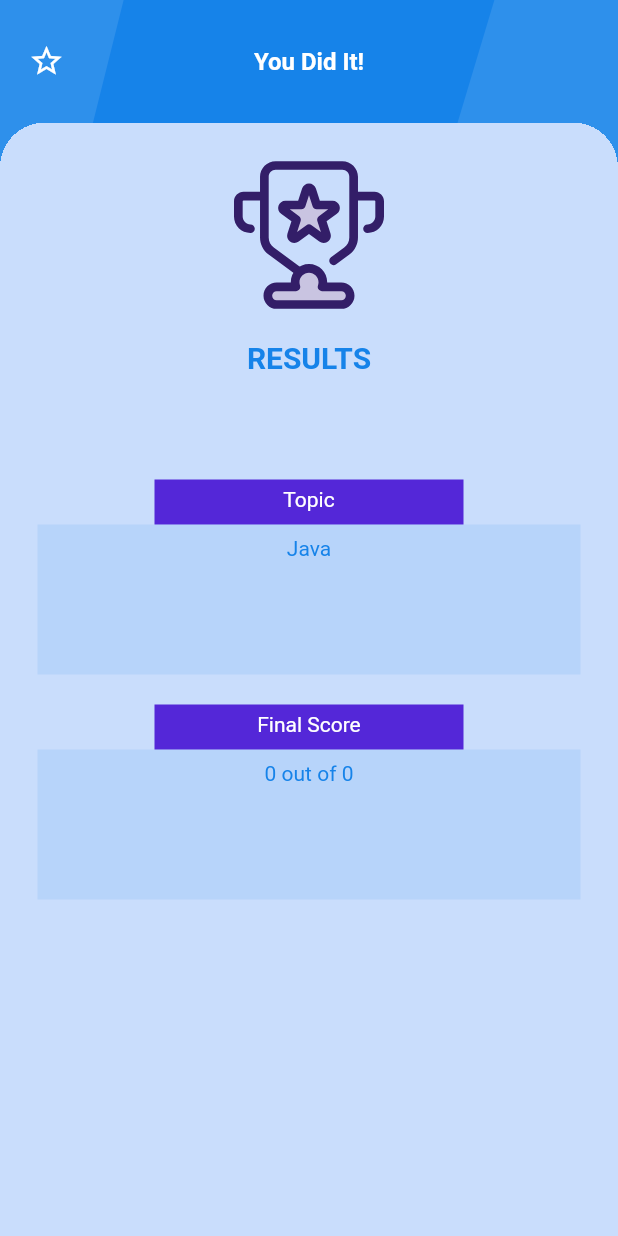
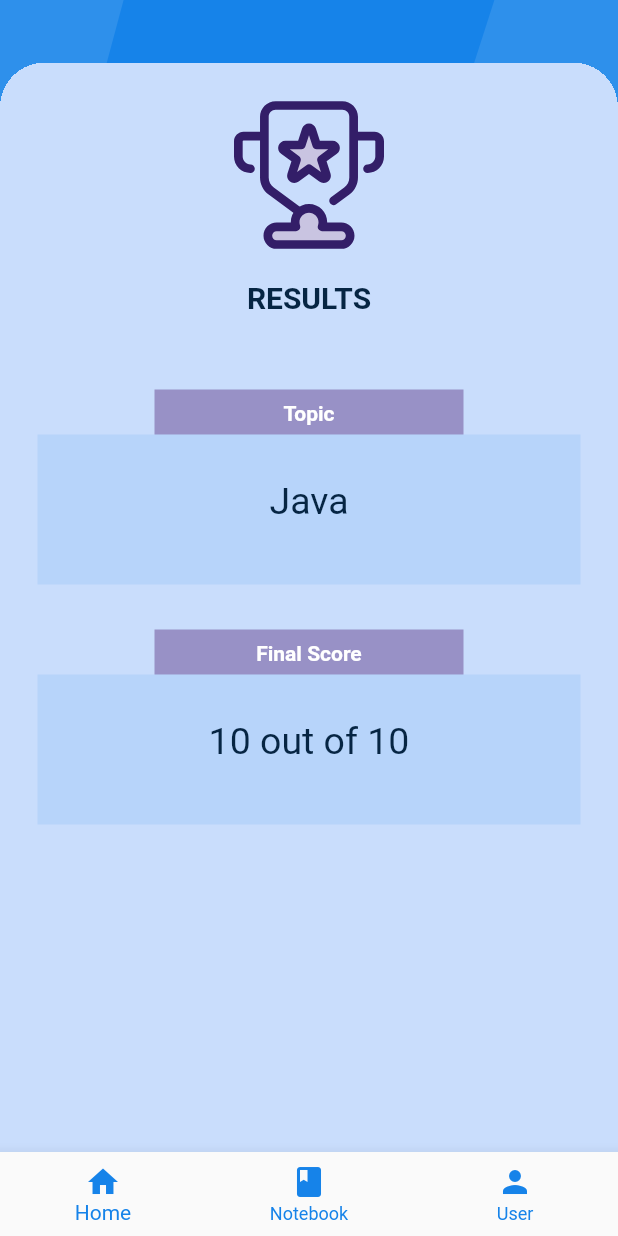
Before and after one commit to sheetalturaga/Tech-Interview-Prep-flutter-mobile-app, a Flutter app: the ResultScreen screen opened by its route, on a phone screen of 412 x 824 dp. Run offline on Flutter 3.47's test engine with Material 2 defaults, Android fonts, the phone set to English and light mode, and no system bars; our stand-ins replace cloud_firestore, firebase_auth, firebase_core, firebase_database, firebase_storage, flutter_signin_button and 4 more; missing offline and left inert: flutter_facebook_auth; accounts and stored records are empty.

Commit message:
updating result screen UI + bottombar

```diff
--- a/blindspot_app/lib/app_routes/app_routes.dart
+++ b/blindspot_app/lib/app_routes/app_routes.dart
@@ -1,6 +1,8 @@
 import 'package:blindspot_app/controllers/authorization_controller.dart';
 import 'package:blindspot_app/controllers/questions_controller.dart';
 import 'package:blindspot_app/screens/home_screen.dart';
+import 'package:blindspot_app/screens/notebook_screen.dart';
+import 'package:blindspot_app/screens/profile_screen.dart';
 import 'package:blindspot_app/screens/question_display_screen.dart';
 import 'package:blindspot_app/screens/landing_screen.dart';
 import 'package:blindspot_app/controllers/topic_controller.dart';
@@ -46,5 +48,13 @@ class AppRoutes {
                 Get.put(QuestionsController());
               },
             )),
+        GetPage(
+          name: "/notebookscreen",
+          page: () => const NotebookScreen(),
+        ),
+        GetPage(
+          name: "/profilescreen",
+          page: () => const ProfileScreen(),
+        ),
       ];
 }
--- a/blindspot_app/lib/screens/home_screen.dart
+++ b/blindspot_app/lib/screens/home_screen.dart
@@ -17,6 +17,7 @@ class HomeScreen extends StatelessWidget {
     final TopicController topicController = Get.find();
     return Scaffold(
       appBar: AppBar(
+          automaticallyImplyLeading: false,
           toolbarHeight: 150,
           backgroundColor: Colors.transparent,
           elevation: 0.0,
--- a/blindspot_app/lib/screens/landing_screen.dart
+++ b/blindspot_app/lib/screens/landing_screen.dart
@@ -1,6 +1,7 @@
 import 'package:blindspot_app/screens/home_screen.dart';
 import 'package:blindspot_app/screens/about_screen.dart';
 import 'package:blindspot_app/screens/login_screen.dart';
+import 'package:blindspot_app/screens/result_screen.dart';
 import 'package:flutter/material.dart';
 import 'package:get/get.dart';
 
@@ -15,6 +16,7 @@ class LandingScreen extends StatelessWidget {
     // ignore: sized_box_for_whitespace
     return Scaffold(
       appBar: AppBar(
+        automaticallyImplyLeading: false,
         toolbarHeight: 150,
         backgroundColor: Colors.transparent,
         elevation: 0.0,
@@ -111,7 +113,7 @@ class LandingScreen extends StatelessWidget {
               const SizedBox(height: 25),
               ArrowButton(
                 onTap: () => {
-                  Get.offAndToNamed(HomeScreen.routeName),
+                  Get.offAndToNamed(ResultScreen.routeName),
                 },
                 childWidget: const Icon(Icons.arrow_forward_ios, size: 20),
               ),
--- a/blindspot_app/lib/screens/login_screen.dart
+++ b/blindspot_app/lib/screens/login_screen.dart
@@ -15,6 +15,7 @@ class LoginScreen extends GetView<AuthorizationController> {
     Size size = MediaQuery.of(context).size; //total size of our screen
     return Scaffold(
       appBar: AppBar(
+        automaticallyImplyLeading: false,
         toolbarHeight: 150,
         backgroundColor: Colors.transparent,
         elevation: 0.0,
--- a/blindspot_app/lib/screens/result_screen.dart
+++ b/blindspot_app/lib/screens/result_screen.dart
@@ -1,4 +1,5 @@
 import 'package:blindspot_app/controllers/questions_controller.dart';
+import 'package:blindspot_app/screens/profile_screen.dart';
 import 'package:blindspot_app/ui/shared/color.dart';
 import 'package:blindspot_app/widgets/content_area_size.dart';
 import 'package:blindspot_app/widgets/custom_question_display_navbar.dart';
@@ -6,6 +7,9 @@ import 'package:blindspot_app/widgets/question_display_page_decor.dart';
 import 'package:flutter/material.dart';
 import 'package:flutter_svg/svg.dart';
 import 'package:get/get.dart';
+
+import 'landing_screen.dart';
+import 'notebook_screen.dart';
 
 class ResultScreen extends GetView<QuestionsController> {
   static const String routeName = "/resultscreen";
@@ -19,7 +23,7 @@ class ResultScreen extends GetView<QuestionsController> {
       body: QuestionDisplayPageDecor(
         child: Column(children: [
           const CustomQuestionDisplayNavbar(
-                secondaryWidget: SizedBox(height: 80), title: "You Did It!"),
+              secondaryWidget: SizedBox(height: 80)),
           Expanded(
             child: ContentAreaSize(
                 child: Column(
@@ -31,13 +35,13 @@ class ResultScreen extends GetView<QuestionsController> {
                   child: Text(
                     "RESULTS",
                     style: TextStyle(
-                          color: mainAppColor,
+                        color: Color(0xFF062543),
                         fontWeight: FontWeight.bold,
                         fontSize: 20),
                   ),
                 ),
                 const SizedBox(
-                    height: 30,
+                  height: 10,
                 ),
                 Padding(
                   padding: const EdgeInsets.only(top: 20.0),
@@ -47,14 +51,63 @@ class ResultScreen extends GetView<QuestionsController> {
                         right: 0,
                         left: 0,
                         child: Container(
-                            color: const Color(0xFF5427D8),
+                          color: const Color(0xFF9891C6),
                           height: 30,
                           width: MediaQuery.of(context).size.width / 2,
                           child: const Padding(
-                              padding: EdgeInsets.all(5.0),
+                            padding: EdgeInsets.only(top: 8.0),
                             child: Text(
                               "Topic",
-                                style: TextStyle(color: Colors.white),
+                              style: TextStyle(
+                                  color: Colors.white,
+                                  fontWeight: FontWeight.bold),
+                              textAlign: TextAlign.center,
+                            ),
+                          ),
+                        ),
+                      ),
+                      Positioned(
+                        child: Container(
+                          // color: Color(0xFFD6EAFF),
+                          color: mainAppColor.withOpacity(0.1),
+                          height: 100,
+                          width: MediaQuery.of(context).size.width,
+                          child: const Padding(
+                            padding: EdgeInsets.only(top: 30),
+                            child: Text(
+                              // controller.currTopic.value!,
+                              "Java",
+                              style: TextStyle(
+                                  color: Color(0xFF062543), fontSize: 25),
+                              textAlign: TextAlign.center,
+                            ),
+                          ),
+                        ),
+                      ),
+                    ],
+                  ),
+                ),
+                const SizedBox(
+                  height: 10,
+                ),
+                Padding(
+                  padding: const EdgeInsets.only(top: 20.0),
+                  child: Column(
+                    children: <Widget>[
+                      Positioned(
+                        right: 0,
+                        left: 0,
+                        child: Container(
+                          color: const Color(0xFF9891C6),
+                          height: 30,
+                          width: MediaQuery.of(context).size.width / 2,
+                          child: const Padding(
+                            padding: EdgeInsets.only(top: 8.0),
+                            child: Text(
+                              "Final Score",
+                              style: TextStyle(
+                                  color: Colors.white,
+                                  fontWeight: FontWeight.bold),
                               textAlign: TextAlign.center,
                             ),
                           ),
@@ -66,49 +119,12 @@ class ResultScreen extends GetView<QuestionsController> {
                           height: 100,
                           width: MediaQuery.of(context).size.width,
                           child: const Padding(
-                              padding: EdgeInsets.all(8.0),
+                            padding: EdgeInsets.only(top: 30.0),
                             child: Text(
-                                "Java",
-                                style: TextStyle(color: mainAppColor),
-                                textAlign: TextAlign.center,
-                              ),
-                            ),
-                          ),
-                        ),
-                      ],
-                    ),
-                  ),
-                  Padding(
-                    padding: const EdgeInsets.only(top: 20.0),
-                    child: Column(
-                      children: <Widget>[
-                        Positioned(
-                          right: 0,
-                          left: 0,
-                          child: Container(
-                            color: const Color(0xFF5427D8),
-                            height: 30,
-                            width: MediaQuery.of(context).size.width / 2,
-                            child: const Padding(
-                              padding: EdgeInsets.all(5.0),
-                              child: Text(
-                                "Final Score",
-                                style: TextStyle(color: Colors.white),
-                                textAlign: TextAlign.center,
-                              ),
-                            ),
-                          ),
-                        ),
-                        Positioned(
-                          child: Container(
-                            color: mainAppColor.withOpacity(0.1),
-                            height: 100,
-                            width: MediaQuery.of(context).size.width,
-                            child: Padding(
-                              padding: const EdgeInsets.all(8.0),
-                              child: Text(
-                                controller.quizCompleted.toString(),
-                                style: const TextStyle(color: mainAppColor),
+                              // controller.quizCompleted.toString(),
+                              "10 out of 10",
+                              style: TextStyle(
+                                  color: Color(0xFF062543), fontSize: 25),
                               textAlign: TextAlign.center,
                             ),
                           ),
@@ -121,6 +137,50 @@ class ResultScreen extends GetView<QuestionsController> {
             )),
           )
         ]),
-        ));
+      ),
+      bottomNavigationBar: BottomNavigationBar(
+        currentIndex: 0,
+        selectedItemColor: const Color(0xFF1683E9),
+        unselectedItemColor: const Color(0xFF1683E9),
+        onTap: (int index) {
+          switch (index) {
+            case 0:
+              Navigator.push(
+                context,
+                MaterialPageRoute(builder: (context) => const LandingScreen()),
+              );
+              break;
+            case 1:
+              Navigator.push(
+                context,
+                MaterialPageRoute(builder: (context) => const NotebookScreen()),
+              );
+              // Handle navigation to Notebook screen
+              break;
+            case 2:
+              Navigator.push(
+                context,
+                MaterialPageRoute(builder: (context) => const ProfileScreen()),
+              );
+              // Handle navigation to User screen
+              break;
+          }
+        },
+        items: const [
+          BottomNavigationBarItem(
+            icon: Icon(Icons.home),
+            label: 'Home',
+          ),
+          BottomNavigationBarItem(
+            icon: Icon(Icons.book),
+            label: 'Notebook',
+          ),
+          BottomNavigationBarItem(
+            icon: Icon(Icons.person),
+            label: 'User',
+          ),
+        ],
+      ),
+    );
   }
 }
--- a/blindspot_app/lib/widgets/custom_question_display_navbar.dart
+++ b/blindspot_app/lib/widgets/custom_question_display_navbar.dart
@@ -51,6 +51,7 @@ class CustomQuestionDisplayNavbar extends StatelessWidget
               mainAxisAlignment: MainAxisAlignment.spaceBetween,
               crossAxisAlignment: CrossAxisAlignment.center,
               children: [
+                if (displayActionIcon)
                   Transform.translate(
                     offset: const Offset(-14, 0),
                     child: ArrowButton(
```
Lines whose indentation alone changed are shown as unchanged.
